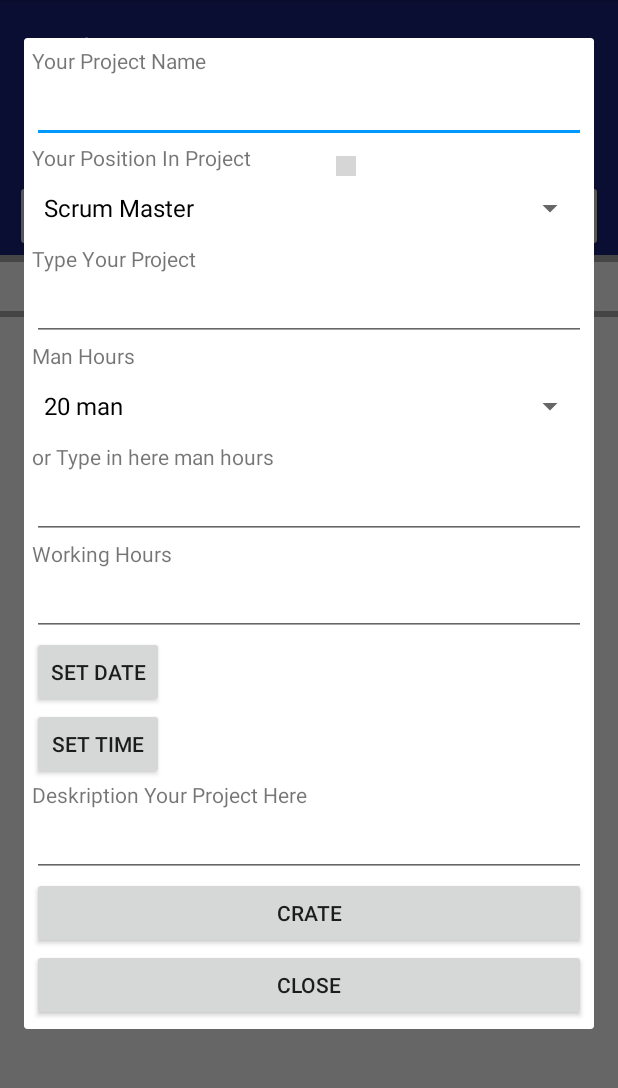
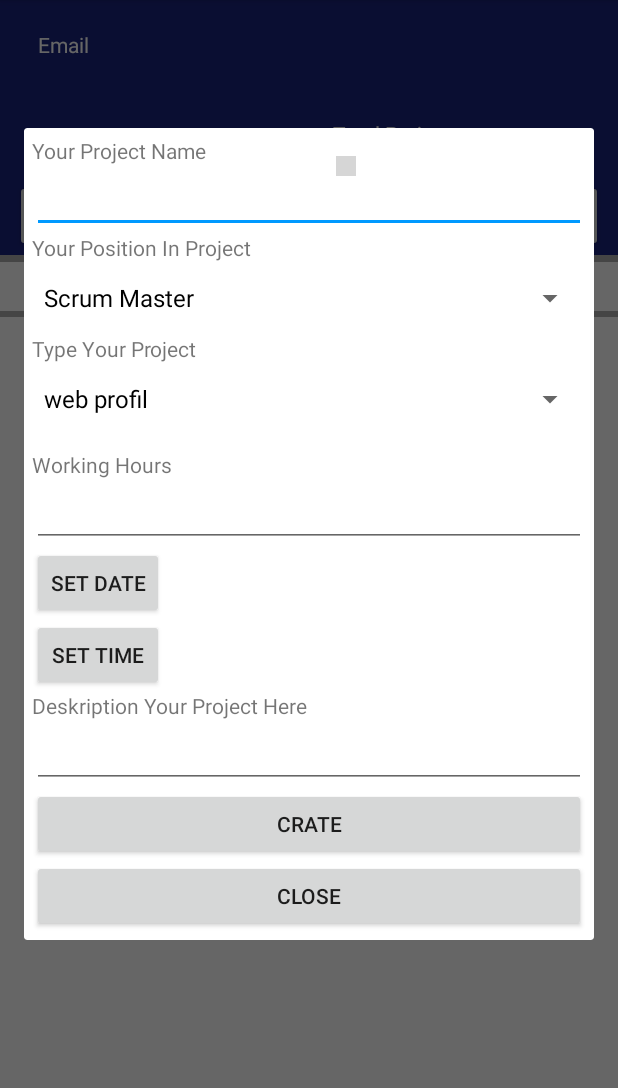
Before and after one commit to Laluhelmi/sprojectEmak, an Android app: the AmbilProfile screen opened directly, with no data from a screen before it, after a tap on "ADD PROJECT", on a phone screen of 412 x 824 dp, the part 84-1172 px from its top. Run offline under Robolectric (Android 15) with nearby library versions, the phone set to English and light mode, and no system bars; our stand-ins replace Volley; network calls fail; 1 statement that could not run was skipped; grey boxes are pictures that could not be loaded.

Commit message:
banyak yang berubah

```diff
--- a/app/src/main/java/prak/com/sproject/AmbilProfile.java
+++ b/app/src/main/java/prak/com/sproject/AmbilProfile.java
@@ -26,6 +26,7 @@ import android.view.Gravity;
 import android.view.Menu;
 import android.view.MenuItem;
 import android.view.View;
+import android.view.ViewGroup;
 import android.view.Window;
 import android.widget.AdapterView;
 import android.widget.ArrayAdapter;
@@ -74,12 +75,12 @@ public class AmbilProfile extends AppCompatActivity{
     String tokenSent,myuser;
     private ImageView imageViewRound;
 
-    ArrayList<BeanClassForListView> data;
+    ArrayList<BeanClassForListView> data = new ArrayList<>();
 
     ArrayList<BeanClassForNotif> datanotif;
 
     DetailNotifAdapter notifAdapter;
-    listViewAdapter listViewAdapter;
+    listViewAdapter listViewAdapter=null;
 
     ArrayAdapter<String> adapter;
     String[] listku,deskripsipro,listkunotif,deskripsinotif;
@@ -91,13 +92,14 @@ public class AmbilProfile extends AppCompatActivity{
     DBHelper db;
     String appserveerurl="http://apiscrum.alfatech.id/index.php/app/recive_token";
     private Button addProject;
-    private EditText input_name,type_project,input_or_type,working_hours,deskription;
-    private Spinner positon,man_hours;
+    private EditText input_name,input_or_type,working_hours,deskription;
+    private Spinner type_project;
+    private Spinner positon;
+    private EditText man_hours;
     private Button setdate,settime,create,close;
-
-    public void definiton(){
-
-    }
+    private int idJenisProject = 1;
+    private String tanggalMulai;
+    private String jamMulai;
 
     @Override
     protected void onCreate(Bundle savedInstanceState) {
@@ -134,30 +136,71 @@ public class AmbilProfile extends AppCompatActivity{
         addProject.setOnClickListener(new View.OnClickListener() {
             @Override
             public void onClick(View view) {
-                Dialog dialog = new Dialog(AmbilProfile.this);
+                final Dialog dialog = new Dialog(AmbilProfile.this);
                 dialog.requestWindowFeature(Window.FEATURE_NO_TITLE);
                 dialog.setContentView(R.layout.form_input);
-
+                dialog.getWindow().setLayout(ViewGroup.LayoutParams.MATCH_PARENT,
+                        ViewGroup.LayoutParams.WRAP_CONTENT);
                 List<String> positions = new ArrayList<>();
                 positions.add("Scrum Master");
-                positions.add("Produk Owner");
-                positions.add("Deplover Team");
+                positions.add("Product Owner");
+                positions.add("Developer Team");
                 List<String> manHourss = new ArrayList<String>();
                 manHourss.add("20 man");
                 manHourss.add("28 man");
                 manHourss.add("36 man");
 
-                input_name      = (EditText)findViewById(R.id.input);
-                type_project    = (EditText)findViewById(R.id.input_type_project);
-                input_or_type   = (EditText)findViewById(R.id.input_or_type);
-                working_hours   = (EditText)findViewById(R.id.input_working_hours);
-                deskription     = (EditText)findViewById(R.id.input_description);
+                final List<String> typeProject = new ArrayList<>();
+                typeProject.add("web profil");
+                typeProject.add("mobile android");
+                typeProject.add("sistem penerimaan siswa baru");
+                typeProject.add("iphone");
+                typeProject.add("toko buku offline");
+                typeProject.add("sistem informasi");
+                typeProject.add("sistem boking tikets bioskop");
+                typeProject.add("pemesanan");
+                typeProject.add("Lainnya");
+
+
+                input_name      = (EditText)dialog.findViewById(R.id.input);
+                type_project    = (Spinner)dialog.findViewById(R.id.input_type_project);
+                input_or_type   = (EditText)dialog.findViewById(R.id.input_or_type);
+                working_hours   = (EditText)dialog.findViewById(R.id.input_working_hours);
+                deskription     = (EditText)dialog.findViewById(R.id.input_description);
                 positon         = (Spinner)dialog.findViewById(R.id.spinner_position);
-                man_hours       = (Spinner)dialog.findViewById(R.id.spiner_man_hours);
+                man_hours       = (EditText) dialog.findViewById(R.id.spiner_man_hours);
                 setdate         = (Button)dialog.findViewById(R.id.set_date);
                 settime         = (Button)dialog.findViewById(R.id.set_time);
                 create          = (Button)dialog.findViewById(R.id.create);
                 close           = (Button)dialog.findViewById(R.id.close);
+                close.setOnClickListener(new View.OnClickListener() {
+                    @Override
+                    public void onClick(View view) {
+                        dialog.dismiss();
+                    }
+                });
+                create.setOnClickListener(new View.OnClickListener() {
+                    @Override
+                    public void onClick(View view) {
+                        Map<String,String> stringStringMap = new HashMap<>();
+                        stringStringMap.put("judul",input_name.getText().toString());
+
+                        if( type_project.getSelectedItem().toString() != "Lainnya")
+                            stringStringMap.put("jenis",  String.valueOf(type_project.getSelectedItemPosition()+1));
+                        else{
+                            stringStringMap.put("man_hours",man_hours.getText().toString());
+                            String jenis = ((EditText)dialog.findViewById(R.id.t_man_hours)).getText().toString();
+                            stringStringMap.put("jenis",  jenis);
+                        }
+                        stringStringMap.put("jabatan",positon.getSelectedItem().toString());
+                        stringStringMap.put("jamkerja" , working_hours.getText().toString());
+                        stringStringMap.put("deskripsi" , deskription.getText().toString());
+                        stringStringMap.put("jammulai" , tanggalMulai+" "+jamMulai);
+                        stringStringMap.put("id_user" , tokenSent);
+                        tambahProject(stringStringMap);
+                        dialog.dismiss();
+                    }
+                });
                 // Creating adapter for spinner
                 ArrayAdapter<String> dataAdapter;
                 dataAdapter = new ArrayAdapter<String>(AmbilProfile.this,
@@ -171,7 +214,22 @@ public class AmbilProfile extends AppCompatActivity{
                 dataAdapter = new ArrayAdapter<String>(AmbilProfile.this,
                         R.layout.support_simple_spinner_dropdown_item,
                         manHourss);
-                man_hours.setAdapter(dataAdapter);
+               type_project.setAdapter(new ArrayAdapter<String>(AmbilProfile.this,
+                        R.layout.support_simple_spinner_dropdown_item,typeProject));
+                type_project.setOnItemSelectedListener(new AdapterView.OnItemSelectedListener() {
+                    @Override
+                    public void onItemSelected(AdapterView<?> adapterView, View view, int i, long l) {
+                            if(i == typeProject.size()-1) {
+                                setVisibleOrnot(dialog,false);
+                            }else{
+                                setVisibleOrnot(dialog,true);
+                            }
+                    }
+                    @Override
+                    public void onNothingSelected(AdapterView<?> adapterView) {
+
+                    }
+                });
 
                 final Calendar myCalendar = Calendar.getInstance();
                 setdate.setOnClickListener(new View.OnClickListener() {
@@ -180,7 +238,8 @@ public class AmbilProfile extends AppCompatActivity{
                         DatePickerDialog.OnDateSetListener onDateSetListener = new DatePickerDialog.OnDateSetListener() {
                             @Override
                             public void onDateSet(DatePicker datePicker, int i, int i1, int i2) {
-
+                                    tanggalMulai = String.valueOf(i)+"-"+String.valueOf(i1)+"-"
+                                            +String.valueOf(i2);
                             }
                         };
                         new DatePickerDialog(AmbilProfile.this,onDateSetListener,
@@ -195,16 +254,24 @@ public class AmbilProfile extends AppCompatActivity{
                         new TimePickerDialog(AmbilProfile.this, new TimePickerDialog.OnTimeSetListener() {
                             @Override
                             public void onTimeSet(TimePicker timePicker, int i, int i1) {
-
+                                String jam = String.valueOf(i);
+                                String menit = String.valueOf(i1);
+                                if(i < 10){
+                                    jam = "0"+String.valueOf(i);
+                                }
+                                if(i1 < 10){
+                                    menit = "0"+String.valueOf(i1);
+                                }
+                                jamMulai = jam+":"+menit+":00";
                             }
-                        },myCalendar.get(Calendar.HOUR),myCalendar.get(Calendar.MINUTE),true).show();
+                        },myCalendar.get(Calendar.HOUR),myCalendar.get(Calendar.MINUTE),
+                                true).show();
                     }
                 });
 
                 dialog.show();
             }
         });
-        definiton();
 
 
         drawerLayout=(DrawerLayout)findViewById(R.id.drawer_layout_home);
@@ -224,7 +291,6 @@ public class AmbilProfile extends AppCompatActivity{
         Bundle extras=getIntent().getExtras();
 
         tokenSent=extras.getString("tokensent");
-
         SharedPreferences sharedPreferences=getApplicationContext().getSharedPreferences(getString(R.string.Fire_notif), Context.MODE_PRIVATE);
         final String token=sharedPreferences.getString(getString(R.string.Fire_token),"");
 
@@ -255,9 +321,6 @@ public class AmbilProfile extends AppCompatActivity{
         });
 
 
-
-
-        Toast.makeText(this, "NI TOKEN FIREBASE "+token.toString(), Toast.LENGTH_SHORT).show();
 
 
 
@@ -317,6 +380,15 @@ public class AmbilProfile extends AppCompatActivity{
 
     }
 
+    public void setVisibleOrnot(Dialog dialog,boolean visble){
+        if(!visble){
+            man_hours.setVisibility(View.VISIBLE);
+            ((EditText)dialog.findViewById(R.id.t_man_hours)).setVisibility(View.VISIBLE);
+        }else{
+            man_hours.setVisibility(View.GONE);
+            ((EditText)dialog.findViewById(R.id.t_man_hours)).setVisibility(View.GONE);
+        }
+    }
     public void backHandler(){
 
         AlertDialog.Builder alertDialog=new AlertDialog.Builder(
@@ -527,6 +599,7 @@ public class AmbilProfile extends AppCompatActivity{
     }
 
     private void tampilProject(String tokenSent) {
+        data.clear();
         Log.e("ini link ",String.valueOf(RestClient.PROJECTLIST)+tokenSent);
         userku = (TextView) findViewById(R.id.username);
         StringRequest projectlist=new StringRequest(Request.Method.GET,RestClient.PROJECTLIST+tokenSent, new Response.Listener<String>() {
@@ -565,7 +638,6 @@ public class AmbilProfile extends AppCompatActivity{
                         listViewAdapter=new listViewAdapter(AmbilProfile.this,data);
 
                         listViewpro.setAdapter(listViewAdapter);
-                      //  listviewnotif.setAdapter(listViewAdapter);
 
 
 
@@ -739,15 +811,6 @@ public class AmbilProfile extends AppCompatActivity{
                 return params;
             }
 
-//            @Override
-//            protected Map<String, String> getParams(){
-//
-//                Map<String, String> params=new HashMap<String, String>();
-//               // params.put("username",uname.getText().toString());
-//               // params.put("password",pwd.getText().toString());
-//                return params;
-//            }
-
 
         }; projectnotif.setRetryPolicy(new DefaultRetryPolicy(
                 3000,
@@ -757,4 +820,37 @@ public class AmbilProfile extends AppCompatActivity{
 
         Volley.newRequestQueue(getApplicationContext()).add(projectnotif);
     }
+
+    public void tambahProject(final Map<String,String> stringStringMap){
+        StringRequest stringRequest = new StringRequest(Request.Method.POST,
+                RestClient.TAMBAH_PROJECT, new Response.Listener<String>() {
+            @Override
+            public void onResponse(String response) {
+                tampilProject(tokenSent);
+            }
+        }, new Response.ErrorListener() {
+            @Override
+            public void onErrorResponse(VolleyError error) {
+                Toast.makeText(AmbilProfile.this, "error "+error.getMessage(), Toast.LENGTH_SHORT).show();
+            }
+        }){
+            @Override
+            public Map<String, String> getHeaders() throws AuthFailureError {
+                Map<String,String> params=new HashMap<>();
+                String credentials = "PHASAR"+":"+"newstartupfromkampusuad";
+                String auth = "Basic "+ Base64.encodeToString(credentials.getBytes(), Base64.NO_WRAP);
+                params.put("Authorization", auth);
+                params.put("X-API-KEY",RestClient.X_API_KEY);
+                return params;
+            }
+
+            @Override
+            protected Map<String, String> getParams() throws AuthFailureError {
+
+                return stringStringMap;
+            }
+        };
+        Volley.newRequestQueue(this).add(stringRequest);
+    }
+
 }
--- a/app/src/main/java/prak/com/sproject/Dashboard.java
+++ b/app/src/main/java/prak/com/sproject/Dashboard.java
@@ -11,6 +11,7 @@ import android.widget.Button;
 import android.widget.TextView;
 import android.widget.Toast;
 
+import com.android.volley.AuthFailureError;
 import com.android.volley.DefaultRetryPolicy;
 import com.android.volley.NetworkResponse;
 import com.android.volley.Request;
@@ -22,6 +23,8 @@ import com.android.volley.toolbox.Volley;
 import org.json.JSONArray;
 import org.json.JSONException;
 import org.json.JSONObject;
+
+import java.util.Map;
 
 /**
  * Created by Reza on 4/14/2016.
@@ -182,4 +185,5 @@ public class Dashboard extends Activity {
 
     }
 
+
 }
--- a/app/src/main/java/prak/com/sproject/RestClient.java
+++ b/app/src/main/java/prak/com/sproject/RestClient.java
@@ -21,7 +21,7 @@ public class RestClient {
 //    public static final String API = "http://posmikro.com/register.php";
 //    public static final String API = "http://192.168.43.105/posmikro/";
 //    public static final String API = "http://scrumproject.16mb.com/";
-    public static final String API = "http://apiscrum.bootcampkoding.com/index.php/";
+    public static final String API = "http://192.168.2.219/sproject/scrumapi/index.php/";
     public static final String X_AUTH = "ad8ab9dc1a769dfad03f5a98d7f8b9349f75cca2";
     public static final String KEY_X_AUTH = "x-auth";
     public static final String X_API_KEY="tifuad";
@@ -33,6 +33,7 @@ public class RestClient {
     public static final String REGIST=API+"users/register";
     public static final String EDIT_PROFILE=API+"app/edit_profile/";
     public static final String API_PROFILE_CEK=API+"profile/";
+    public static final String TAMBAH_PROJECT = API+"app/tambahprojek";
     public static final String KEY_X_AUTH_LOGIN = "x-auth-login";
     public static final String KEY_TOKEN = "token";
 
--- a/app/src/main/res/layout/form_input.xml
+++ b/app/src/main/res/layout/form_input.xml
@@ -33,23 +33,28 @@
         android:text="Type Your Project"
         android:layout_width="wrap_content"
         android:layout_height="wrap_content" />
-    <EditText
+    <Spinner
+        android:layout_marginBottom="10dp"
         android:layout_below="@+id/t_type_your_projet"
         android:id="@+id/input_type_project"
         android:layout_width="match_parent"
-        android:layout_height="wrap_content" />
-    <TextView
+        android:layout_height="wrap_content"></Spinner>
+    <EditText
+        android:visibility="gone"
         android:id="@+id/t_man_hours"
         android:layout_below="@+id/input_type_project"
-        android:layout_width="wrap_content"
-        android:text="Man Hours"
+        android:layout_width="match_parent"
+        android:hint="Jenis Project"
         android:layout_height="wrap_content" />
-    <Spinner
+    <EditText
+        android:visibility="gone"
+        android:hint="Man Hours"
         android:layout_below="@+id/t_man_hours"
         android:id="@+id/spiner_man_hours"
         android:layout_width="match_parent"
-        android:layout_height="wrap_content"></Spinner>
+        android:layout_height="wrap_content"></EditText>
     <TextView
+        android:visibility="gone"
         android:id="@+id/bla"
         android:layout_below="@id/spiner_man_hours"
         android:layout_width="wrap_content"
@@ -59,6 +64,7 @@
     <EditText
         android:id="@+id/input_or_type"
         android:layout_below="@+id/bla"
+        android:visibility="gone"
         android:layout_width="match_parent"
         android:layout_height="wrap_content" />
        <TextView
```
Also changed, not shown: 1 other file.
